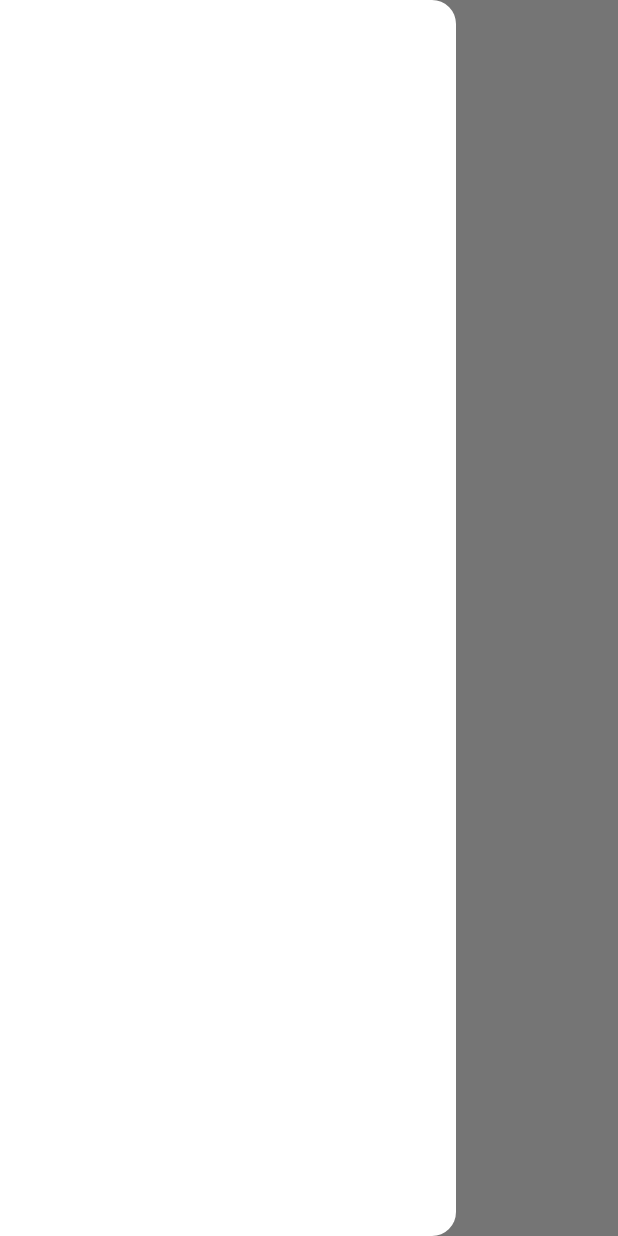
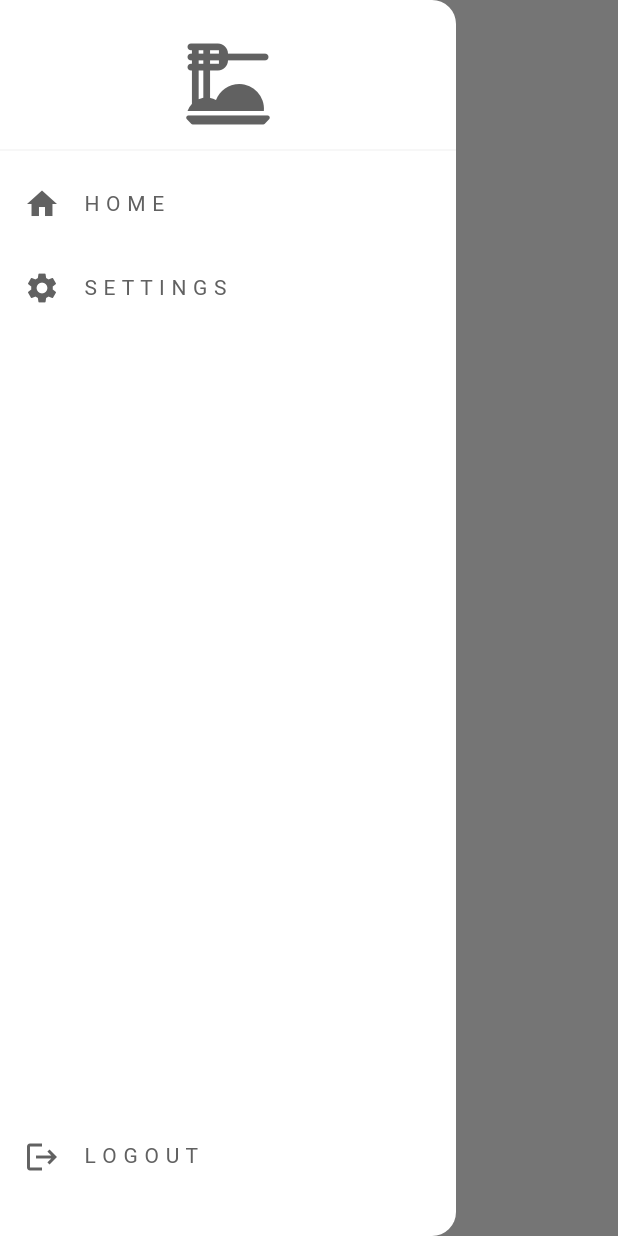
Before and after one commit to ShadrackOngera/food_delivery, a Flutter app: the HomePage screen opened directly, with the side drawer open, on a phone screen of 412 x 824 dp. Run offline on Flutter 3.47's test engine with Material 3 defaults, Android fonts, the phone set to English and light mode, and no system bars.

```diff
--- /dev/null
+++ b/lib/pages/settings_page.dart
@@ -0,0 +1,16 @@
+import 'package:flutter/material.dart';
+
+
+class SettingsPage extends StatefulWidget {
+  const SettingsPage({super.key});
+
+  @override
+  State<SettingsPage> createState() => _SettingsPageState();
+}
+
+class _SettingsPageState extends State<SettingsPage> {
+  @override
+  Widget build(BuildContext context) {
+    return Container();
+  }
+}
--- a/lib/widgets/my_drawer.dart
+++ b/lib/widgets/my_drawer.dart
@@ -1,5 +1,6 @@
 import 'package:flutter/material.dart';
-
+import 'package:food_delivery/pages/settings_page.dart';
+import 'package:food_delivery/widgets/primary_text.dart';
 
 class MyDrawer extends StatelessWidget {
   const MyDrawer({super.key});
@@ -7,7 +8,79 @@ class MyDrawer extends StatelessWidget {
   @override
   Widget build(BuildContext context) {
     return Drawer(
-      child: Column(children: [],),
+      child: SafeArea(
+        child: Column(
+          children: [
+            Padding(
+              padding: EdgeInsets.only(top: 20),
+              child: Icon(
+                Icons.dinner_dining_rounded,
+                size: 72,
+                color: Theme.of(context).colorScheme.inversePrimary,
+              ),
+            ),
+            Divider(
+              color: Theme.of(context).colorScheme.secondary,
+            ),
+            MyDrawerTile(
+              iconData: Icons.home,
+              text: 'H O M E',
+              onTap: () {
+                Navigator.pop(context);
+              },
+            ),
+            MyDrawerTile(
+              iconData: Icons.settings,
+              text: 'S E T T I N G S',
+              onTap: () {
+                Navigator.pop(context);
+                Navigator.push(
+                  context,
+                  MaterialPageRoute(
+                    builder: (context) => const SettingsPage(),
+                  ),
+                );
+              },
+            ),
+            Spacer(),
+            MyDrawerTile(
+              iconData: Icons.logout,
+              text: 'L O G O U T',
+              onTap: () {},
+            ),
+            const SizedBox(
+              height: 25,
+            ),
+          ],
+        ),
+      ),
     );
   }
 }
+
+class MyDrawerTile extends StatelessWidget {
+  final String text;
+  final Function() onTap;
+  final IconData iconData;
+  const MyDrawerTile({
+    super.key,
+    required this.text,
+    required this.iconData,
+    required this.onTap,
+  });
+
+  @override
+  Widget build(BuildContext context) {
+    return ListTile(
+      onTap: onTap,
+      leading: Icon(
+        iconData,
+        color: Theme.of(context).colorScheme.inversePrimary,
+      ),
+      title: PrimaryText(
+        text: text,
+        color: Theme.of(context).colorScheme.inversePrimary,
+      ),
+    );
+  }
+}
```
